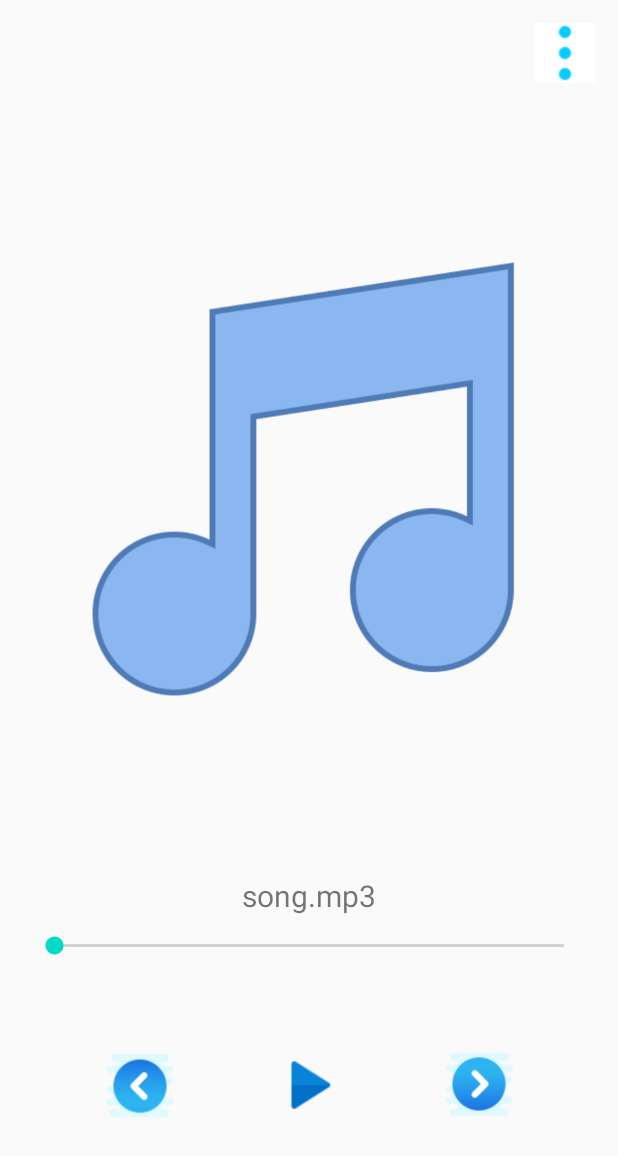
After one commit to ashique-perumbavoor/MP3-Player, an Android app: the layout activity_music_playing.xml on its own in the app's theme, with its tools: preview values and no code run, on a phone screen of 412 x 824 dp. The commit adds this screen. Shown: the top 1156 px of the screen. Run offline under Robolectric (Android 15) with nearby library versions, the phone set to English and light mode, and no system bars.

Commit message:
Music Playing Activity added

```diff
--- a/app/src/main/AndroidManifest.xml
+++ b/app/src/main/AndroidManifest.xml
@@ -8,7 +8,8 @@
     <uses-permission android:name="android.permission.FOREGROUND_SERVICE" />
     <uses-permission android:name="android.permission.WAKE_LOCK" />
     <uses-permission android:name="android.permission.INTERNET" />
-    <uses-permission android:name="android.permission.WRITE_SETTINGS"
+    <uses-permission
+        android:name="android.permission.WRITE_SETTINGS"
         tools:ignore="ProtectedPermissions" />
 
     <application
@@ -18,7 +19,8 @@
         android:roundIcon="@mipmap/ic_launcher_round"
         android:supportsRtl="true"
         android:theme="@style/AppTheme">
-        <activity android:name=".PlaylistSongViewer"></activity>
+        <activity android:name=".MusicPlayingActivity"></activity>
+        <activity android:name=".PlaylistSongViewer" />
         <activity android:name=".ChoosePlaylist" />
         <activity android:name=".Playlist" />
         <activity android:name=".Favourites" />
--- /dev/null
+++ b/app/src/main/res/layout/activity_music_playing.xml
@@ -0,0 +1,116 @@
+<?xml version="1.0" encoding="utf-8"?>
+<LinearLayout
+    xmlns:android="http://schemas.android.com/apk/res/android"
+    xmlns:app="http://schemas.android.com/apk/res-auto"
+    xmlns:tools="http://schemas.android.com/tools"
+    android:layout_width="match_parent"
+    android:layout_height="match_parent"
+    tools:context=".MainActivity"
+    android:orientation="vertical"
+    android:weightSum="100">
+
+    <androidx.constraintlayout.widget.ConstraintLayout
+        android:layout_width="match_parent"
+        android:layout_height="wrap_content">
+
+        <ImageButton
+            android:id="@+id/menu"
+            android:layout_width="40dp"
+            android:layout_height="40dp"
+            android:layout_margin="15dp"
+            android:background="#fff"
+            app:layout_constraintEnd_toEndOf="parent"
+            app:layout_constraintTop_toTopOf="parent"
+            app:srcCompat="@drawable/menuvertical" />
+
+    </androidx.constraintlayout.widget.ConstraintLayout>
+
+
+    <ImageView
+        android:id="@+id/songLogo"
+        android:layout_width="match_parent"
+        android:layout_height="318dp"
+        android:layout_margin="50dp"
+        android:layout_weight="50"
+        app:srcCompat="@drawable/defaultsonglogo" />
+
+    <TextView
+        android:id="@+id/song_name"
+        android:layout_width="match_parent"
+        android:layout_height="wrap_content"
+        android:layout_weight="5"
+        android:text="@string/song_mp3"
+        android:textAlignment="center"
+        android:textSize="20sp"/>
+
+    <androidx.appcompat.widget.AppCompatSeekBar
+        android:id="@+id/progressBar"
+        android:layout_width="match_parent"
+        android:layout_height="wrap_content"
+        android:layout_gravity="center"
+        android:layout_marginLeft="20dp"
+        android:layout_marginRight="20dp" />
+
+    <androidx.constraintlayout.widget.ConstraintLayout
+        android:layout_width="match_parent"
+        android:layout_height="wrap_content"
+        android:layout_weight="10"
+        android:orientation="horizontal">
+
+        <TextView
+            android:id="@+id/elapsedTimeLabel"
+            android:layout_width="wrap_content"
+            android:layout_height="wrap_content"
+            android:text=""
+            android:layout_marginStart="40dp"
+            app:layout_constraintBottom_toBottomOf="parent"
+            app:layout_constraintStart_toStartOf="parent" />
+
+        <TextView
+            android:id="@+id/remainingTimeLabel"
+            android:layout_width="wrap_content"
+            android:layout_height="wrap_content"
+            android:text=""
+            android:layout_marginEnd="40dp"
+            app:layout_constraintBottom_toBottomOf="parent"
+            app:layout_constraintEnd_toEndOf="parent" />
+    </androidx.constraintlayout.widget.ConstraintLayout>
+
+    <androidx.constraintlayout.widget.ConstraintLayout
+        android:layout_marginTop="20dp"
+        android:layout_width="match_parent"
+        android:layout_height="wrap_content">
+
+        <Button
+            android:id="@+id/nextButton"
+            android:layout_width="45dp"
+            android:layout_height="45dp"
+            android:layout_weight="50"
+            app:layout_constraintBottom_toBottomOf="parent"
+            app:layout_constraintEnd_toEndOf="parent"
+            app:layout_constraintStart_toEndOf="@+id/playPauseButton"
+            app:layout_constraintTop_toTopOf="parent"
+            android:background="@drawable/next" />
+
+        <Button
+            android:id="@+id/playPauseButton"
+            android:layout_width="40dp"
+            android:layout_height="40dp"
+            app:layout_constraintBottom_toBottomOf="parent"
+            app:layout_constraintEnd_toEndOf="parent"
+            app:layout_constraintStart_toStartOf="parent"
+            app:layout_constraintTop_toTopOf="parent"
+            android:background="@drawable/play"/>
+
+        <Button
+            android:id="@+id/previousButton"
+            android:layout_width="45dp"
+            android:layout_height="45dp"
+            app:layout_constraintBottom_toBottomOf="parent"
+            app:layout_constraintEnd_toStartOf="@+id/playPauseButton"
+            app:layout_constraintStart_toStartOf="parent"
+            app:layout_constraintTop_toTopOf="parent"
+            android:background="@drawable/previous"/>
+
+    </androidx.constraintlayout.widget.ConstraintLayout>
+</LinearLayout>
```
Also changed, not shown: app/src/main/java/com/ashiquemusicplayer/mp3player/CurrentPlayingActivity.kt (+18 -20 lines), app/src/main/java/com/ashiquemusicplayer/mp3player/MainActivity.kt (+18 -4 lines), app/src/main/java/com/ashiquemusicplayer/mp3player/MusicObject.kt (+17 -2 lines), app/src/main/java/com/ashiquemusicplayer/mp3player/MusicPlayingActivity.kt (added, +218 -0 lines).
